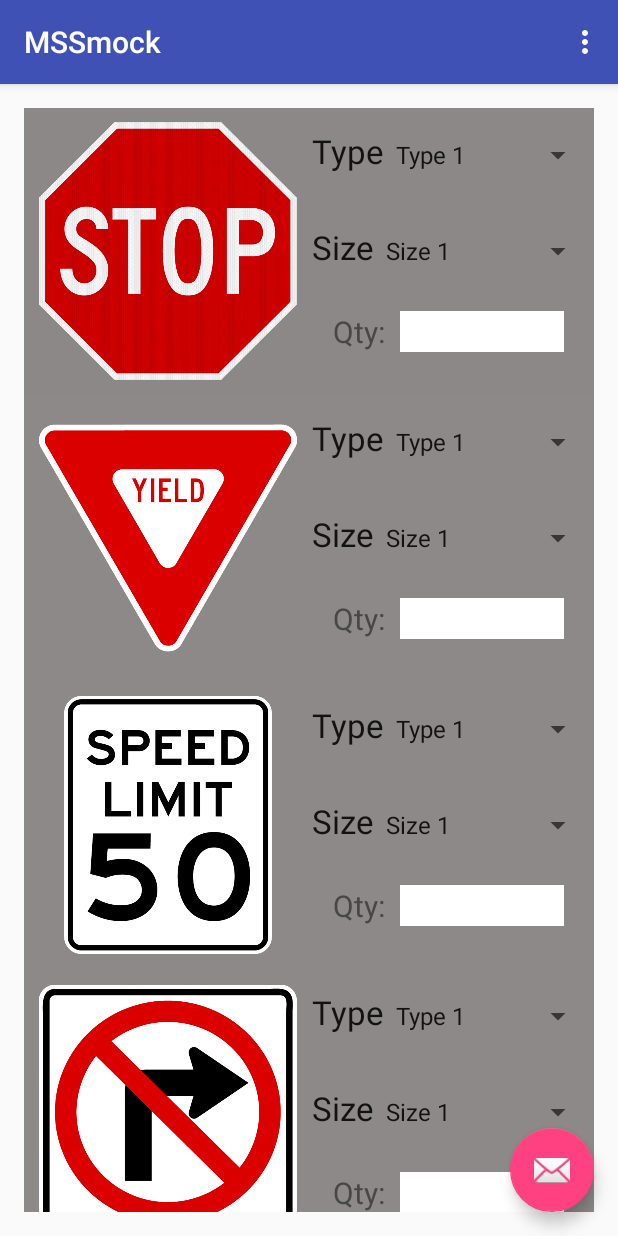
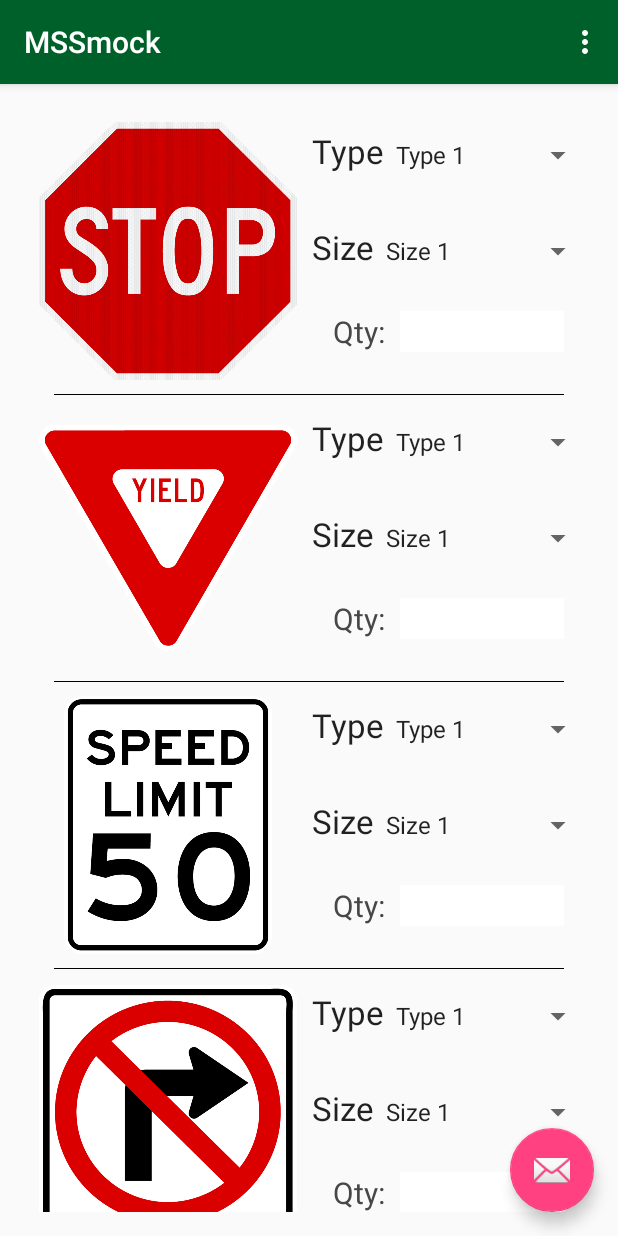
Before and after one commit to JMDeS/MSSmock, an Android app: the screen it shows after launch (MainActivity), on a phone screen of 412 x 824 dp. Run offline under Robolectric (Android 15) with nearby library versions, the phone set to English and light mode, and no system bars.

Commit message:
Dereks a cutie

```diff
--- a/app/src/main/res/layout/content_main.xml
+++ b/app/src/main/res/layout/content_main.xml
@@ -26,9 +26,9 @@
                 android:layout_width="match_parent"
                 android:layout_height="match_parent"
                 android:layout_centerHorizontal="true"
-                android:background="#8c8888"
-                android:divider="#ffffff"
-                android:showDividers="beginning|middle|end">
+                android:divider="#000000"
+                android:showDividers="beginning|middle|end"
+                android:dividerPadding="20dp">
 
                 <LinearLayout
                     android:orientation="horizontal"
@@ -142,8 +142,7 @@
                     android:orientation="horizontal"
                     android:layout_width="match_parent"
                     android:layout_height="wrap_content"
-                    android:weightSum="1"
-                    android:background="#8d8989" >
+                    android:weightSum="1">
 
                     <ImageView
                         android:layout_width="@android:dimen/thumbnail_width"
@@ -240,8 +239,7 @@
                     android:orientation="horizontal"
                     android:layout_width="match_parent"
                     android:layout_height="wrap_content"
-                    android:weightSum="1"
-                    android:background="#8d8989" >
+                    android:weightSum="1">
 
                     <ImageView
                         android:layout_width="@android:dimen/thumbnail_width"
@@ -338,8 +336,7 @@
                     android:orientation="horizontal"
                     android:layout_width="match_parent"
                     android:layout_height="wrap_content"
-                    android:weightSum="1"
-                    android:background="#8d8989" >
+                    android:weightSum="1">
 
                     <ImageView
                         android:layout_width="@android:dimen/thumbnail_width"
@@ -439,8 +436,7 @@
                     android:orientation="horizontal"
                     android:layout_width="match_parent"
                     android:layout_height="wrap_content"
-                    android:weightSum="1"
-                    android:background="#8d8989" >
+                    android:weightSum="1">
 
                     <ImageView
                         android:layout_width="@android:dimen/thumbnail_width"
--- a/app/src/main/res/values/colors.xml
+++ b/app/src/main/res/values/colors.xml
@@ -1,6 +1,6 @@
 <?xml version="1.0" encoding="utf-8"?>
 <resources>
-    <color name="colorPrimary">#3F51B5</color>
-    <color name="colorPrimaryDark">#303F9F</color>
+    <color name="colorPrimary">#00602A</color>
+    <color name="colorPrimaryDark">#00602A</color>
     <color name="colorAccent">#FF4081</color>
 </resources>
```
